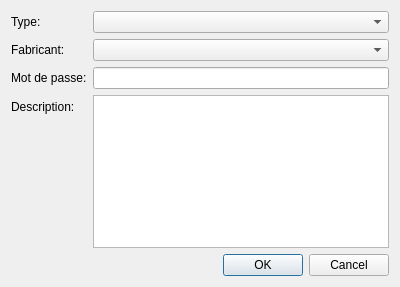
The window that InfoDynamiqueQt/Vues/vuegestionappareil.ui (AlexandreGirardin/ProjetAnalyse) describes before a commit, drawn with Qt 5.
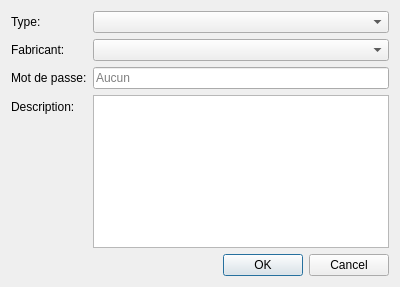
The same window after the commit.

Patch:
```diff
--- a/InfoDynamiqueQt/Vues/vuegestionappareil.ui
+++ b/InfoDynamiqueQt/Vues/vuegestionappareil.ui
@@ -58,7 +58,11 @@
       </widget>
      </item>
      <item row="3" column="1">
-      <widget class="QLineEdit" name="champMDP"/>
+      <widget class="QLineEdit" name="champMDP">
+       <property name="placeholderText">
+        <string>Aucun</string>
+       </property>
+      </widget>
      </item>
      <item row="4" column="0">
       <widget class="QLabel" name="etiquetteDescription">
```
